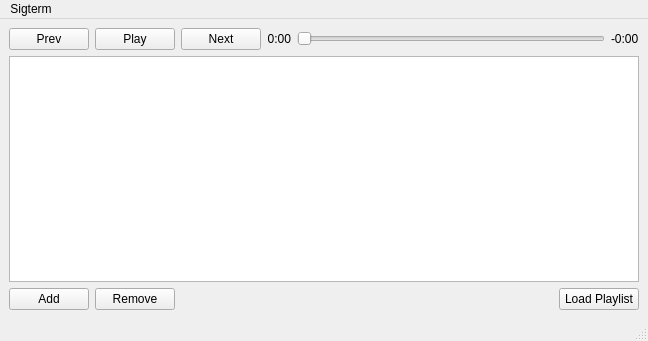
First picture: the form in sigterm/src/main/mainwindow.ui, repository pweiskircher/Sigterm, before the edit.
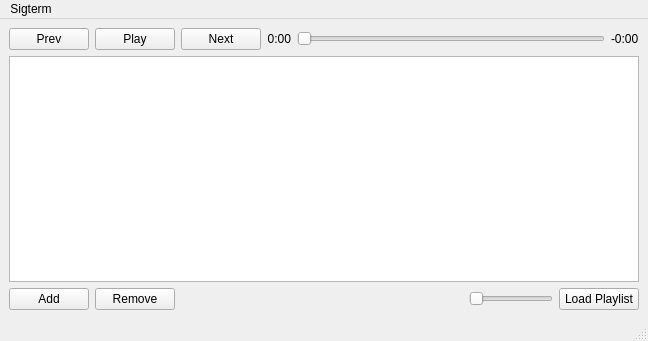
Second picture: the form after the edit.

Commit message: volume control.

What changed in the file:
```diff
--- a/sigterm/src/main/mainwindow.ui
+++ b/sigterm/src/main/mainwindow.ui
@@ -124,6 +124,9 @@
         <property name="orientation" >
          <enum>Qt::Horizontal</enum>
         </property>
+        <property name="sizeType" >
+         <enum>QSizePolicy::Expanding</enum>
+        </property>
         <property name="sizeHint" >
          <size>
           <width>40</width>
@@ -132,6 +135,21 @@
         </property>
        </spacer>
       </item>
+      <item>
+       <widget class="QSlider" name="volumeSlider" >
+        <property name="sizePolicy" >
+         <sizepolicy>
+          <hsizetype>0</hsizetype>
+          <vsizetype>0</vsizetype>
+          <horstretch>0</horstretch>
+          <verstretch>0</verstretch>
+         </sizepolicy>
+        </property>
+        <property name="orientation" >
+         <enum>Qt::Horizontal</enum>
+        </property>
+       </widget>
+      </item>
       <item>
        <widget class="QPushButton" name="addPlaylistButton" >
         <property name="text" >
```
The commit also changes 4 other files.
